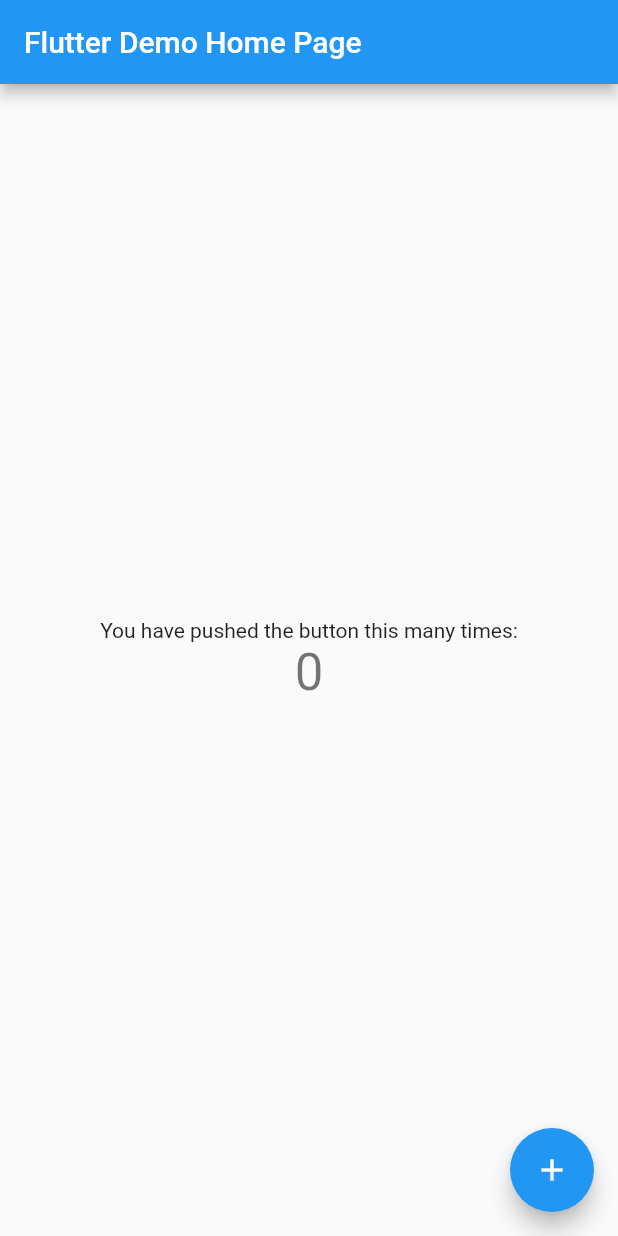
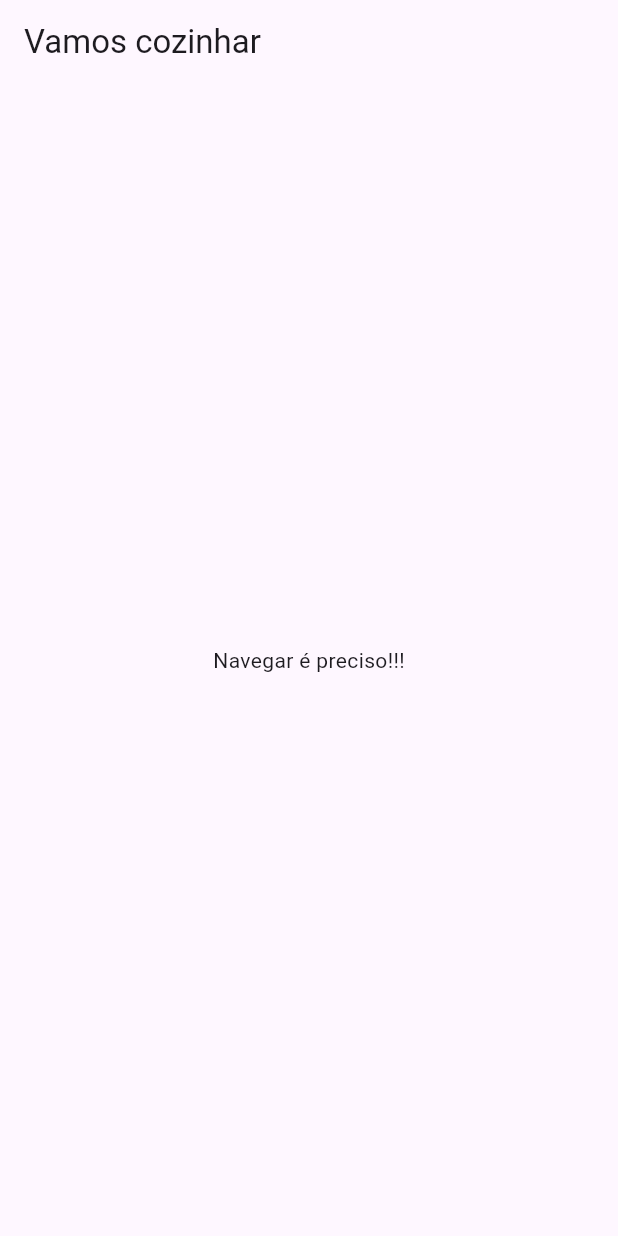
Before and after one commit to JacksonMonteiro/flutter_meals_app, a Flutter app: the screen it shows after launch, on a phone screen of 412 x 824 dp. Run offline on Flutter 3.47's test engine with Material 2 defaults, Android fonts, the phone set to English and light mode, and no system bars.

```diff
--- a/lib/main.dart
+++ b/lib/main.dart
@@ -1,115 +1,38 @@
 import 'package:flutter/material.dart';
 
-void main() {
-  runApp(const MyApp());
-}
+void main() => runApp(const MyApp());
 
 class MyApp extends StatelessWidget {
   const MyApp({Key? key}) : super(key: key);
 
-  // This widget is the root of your application.
   @override
   Widget build(BuildContext context) {
     return MaterialApp(
-      title: 'Flutter Demo',
-      theme: ThemeData(
-        // This is the theme of your application.
-        //
-        // Try running your application with "flutter run". You'll see the
-        // application has a blue toolbar. Then, without quitting the app, try
-        // changing the primarySwatch below to Colors.green and then invoke
-        // "hot reload" (press "r" in the console where you ran "flutter run",
-        // or simply save your changes to "hot reload" in a Flutter IDE).
-        // Notice that the counter didn't reset back to zero; the application
-        // is not restarted.
-        primarySwatch: Colors.blue,
-      ),
-      home: const MyHomePage(title: 'Flutter Demo Home Page'),
+      debugShowCheckedModeBanner: false,
+      title: 'Vamos cozinhar',
+      theme: ThemeData(useMaterial3: true, primarySwatch: Colors.red),
+      home: const MyHomePage(),
     );
   }
 }
 
 class MyHomePage extends StatefulWidget {
-  const MyHomePage({Key? key, required this.title}) : super(key: key);
-
-  // This widget is the home page of your application. It is stateful, meaning
-  // that it has a State object (defined below) that contains fields that affect
-  // how it looks.
-
-  // This class is the configuration for the state. It holds the values (in this
-  // case the title) provided by the parent (in this case the App widget) and
-  // used by the build method of the State. Fields in a Widget subclass are
-  // always marked "final".
-
-  final String title;
+  const MyHomePage({Key? key}) : super(key: key);
 
   @override
   State<MyHomePage> createState() => _MyHomePageState();
 }
 
 class _MyHomePageState extends State<MyHomePage> {
-  int _counter = 0;
-
-  void _incrementCounter() {
-    setState(() {
-      // This call to setState tells the Flutter framework that something has
-      // changed in this State, which causes it to rerun the build method below
-      // so that the display can reflect the updated values. If we changed
-      // _counter without calling setState(), then the build method would not be
-      // called again, and so nothing would appear to happen.
-      _counter++;
-    });
-  }
-
   @override
   Widget build(BuildContext context) {
-    // This method is rerun every time setState is called, for instance as done
-    // by the _incrementCounter method above.
-    //
-    // The Flutter framework has been optimized to make rerunning build methods
-    // fast, so that you can just rebuild anything that needs updating rather
-    // than having to individually change instances of widgets.
     return Scaffold(
       appBar: AppBar(
-        // Here we take the value from the MyHomePage object that was created by
-        // the App.build method, and use it to set our appbar title.
-        title: Text(widget.title),
+        title: const Text('Vamos cozinhar'),
       ),
-      body: Center(
-        // Center is a layout widget. It takes a single child and positions it
-        // in the middle of the parent.
-        child: Column(
-          // Column is also a layout widget. It takes a list of children and
-          // arranges them vertically. By default, it sizes itself to fit its
-          // children horizontally, and tries to be as tall as its parent.
-          //
-          // Invoke "debug painting" (press "p" in the console, choose the
-          // "Toggle Debug Paint" action from the Flutter Inspector in Android
-          // Studio, or the "Toggle Debug Paint" command in Visual Studio Code)
-          // to see the wireframe for each widget.
-          //
-          // Column has various properties to control how it sizes itself and
-          // how it positions its children. Here we use mainAxisAlignment to
-          // center the children vertically; the main axis here is the vertical
-          // axis because Columns are vertical (the cross axis would be
-          // horizontal).
-          mainAxisAlignment: MainAxisAlignment.center,
-          children: <Widget>[
-            const Text(
-              'You have pushed the button this many times:',
-            ),
-            Text(
-              '$_counter',
-              style: Theme.of(context).textTheme.headline4,
-            ),
-          ],
-        ),
+      body: const Center(
+        child: Text('Navegar é preciso!!!'),
       ),
-      floatingActionButton: FloatingActionButton(
-        onPressed: _incrementCounter,
-        tooltip: 'Increment',
-        child: const Icon(Icons.add),
-      ), // This trailing comma makes auto-formatting nicer for build methods.
     );
   }
 }
```
Also changed, not shown: lib/data/dummy_data.dart (added, +55 -0 lines), lib/models/category.dart (added, +13 -0 lines), lib/views/categories_view.dart (added, +19 -0 lines).
